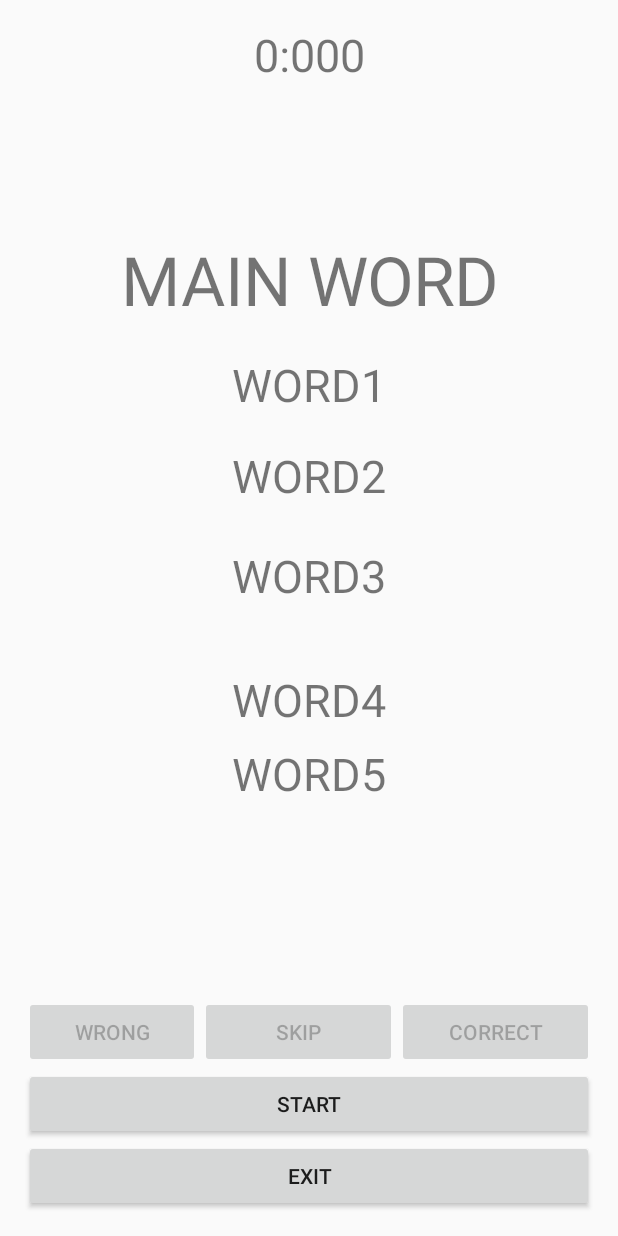
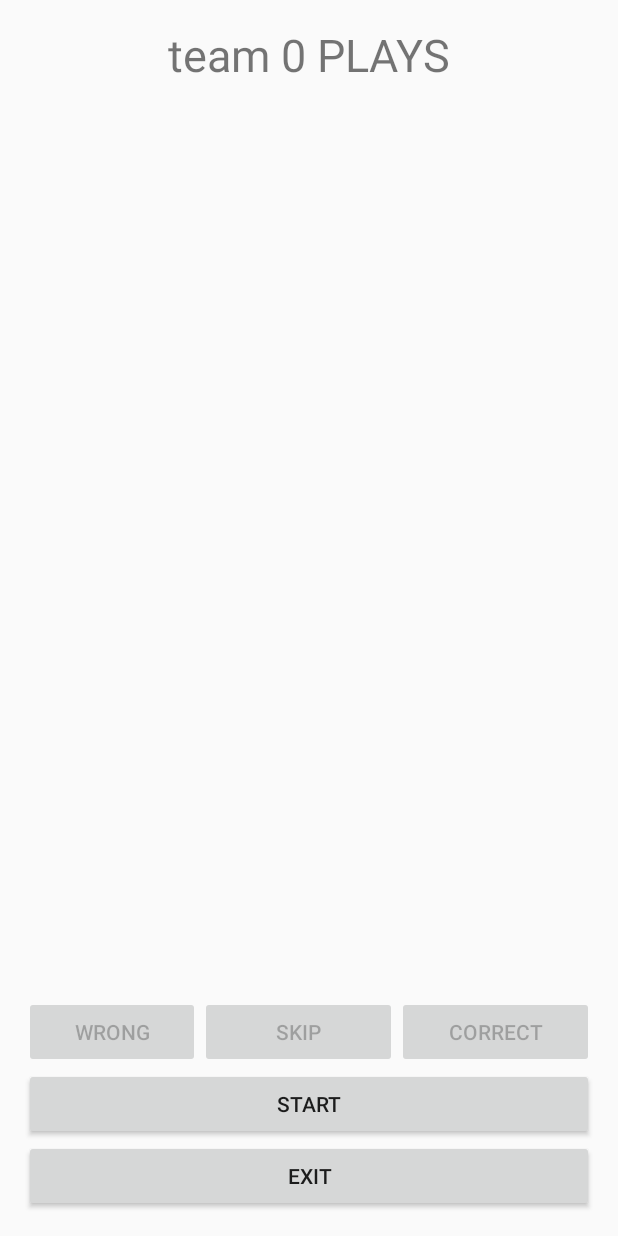
Before and after one commit to condiom/tabu, an Android app: the Game screen opened directly, with no data from a screen before it, on a phone screen of 412 x 824 dp. Run offline under Robolectric (Android 15) with nearby library versions, the phone set to English and light mode, and no system bars.

Commit message:
added team names reads and saves them in setting minor graphical changes stil needs work

```diff
--- a/app/src/main/java/tratrafe2/condiom/tambu/Game.java
+++ b/app/src/main/java/tratrafe2/condiom/tambu/Game.java
@@ -16,6 +16,7 @@ import android.widget.LinearLayout;
 import android.widget.TextView;
 
 public class Game extends Activity {
+    final int MAXTEAMS = 6;
     float sizeOfLetters;
     LinearLayout llTeamNames, llTeamScores;
     TextView timer, txt1, txt2, txt3, txt4, txt5, txtMain;
@@ -26,6 +27,7 @@ public class Game extends Activity {
     int debug = 0;
     boolean radio;
     Card[] cardArray;
+    String teamNamesStr[];
 
     @Override
     protected void onCreate(Bundle savedInstanceState) {
@@ -50,6 +52,14 @@ public class Game extends Activity {
         goal = sharedPref.getInt("goal", goal);
         rounds = sharedPref.getInt("rounds", rounds);
         radio = sharedPref.getBoolean("radio", radio);
+        teamNamesStr=new String[MAXTEAMS];
+        for(int i=0;i<MAXTEAMS;i++){
+
+          teamNamesStr[i]=sharedPref.getString("team"+i, "");
+           if(teamNamesStr[i].compareTo("")==0){
+              teamNamesStr[i]="team "+i;
+           }
+       }
     }
 
     /**
@@ -87,8 +97,14 @@ public class Game extends Activity {
         txt3.setGravity(Gravity.CENTER_HORIZONTAL);
         oldColors = txt1.getTextColors(); //save original colors
 
-        timer.setText(String.format("%d:%03d", realTime, 0));
-
+        //timer.setText(String.format("%d:%03d", realTime, 0));
+        timer.setText(teamNamesStr[0]+" PLAYS");
+        txt1.setText("");
+        txt2.setText("");
+        txt3.setText("");
+        txt4.setText("");
+        txt5.setText("");
+        txtMain.setText("");
     }
 
     /**
@@ -98,19 +114,13 @@ public class Game extends Activity {
         Scores = new int[NumOfTeams];
         teamNames = new TextView[NumOfTeams];
         teamScores = new TextView[NumOfTeams];
-        DisplayMetrics displaymetrics = new DisplayMetrics();
-        getWindowManager().getDefaultDisplay().getMetrics(displaymetrics);
-        int height = displaymetrics.heightPixels;
-        int width = displaymetrics.widthPixels;
         LinearLayout.LayoutParams lp = new LinearLayout.LayoutParams(LinearLayout.LayoutParams.WRAP_CONTENT, LinearLayout.LayoutParams.WRAP_CONTENT);
         lp.weight = 1.0f;
         lp.gravity = Gravity.CENTER_VERTICAL;
         for (int i = 0; i < NumOfTeams; i++) {
             Scores[i] = 0;
             teamNames[i] = new TextView(this);
-            teamNames[i].setText("Team " + (i + 1));
-
-
+            teamNames[i].setText(teamNamesStr[i]);
             teamScores[i] = new TextView(this);
             teamScores[i].setText(0 + "");
 
@@ -163,7 +173,7 @@ public class Game extends Activity {
 
             @Override
             public void onFinish() {
-                timer.setText("TIME'S UP\nTEAM " + (((teamPlaying + 1) % NumOfTeams) + 1) + " PLAYS");
+                timer.setText("TIME'S UP\n " + teamNamesStr[(teamPlaying + 1) % NumOfTeams] + " PLAYS");
                 btnStart.setEnabled(true);
                 btnCorrect.setEnabled(false);
                 btnWrong.setEnabled(false);
--- a/app/src/main/res/layout/activity_game.xml
+++ b/app/src/main/res/layout/activity_game.xml
@@ -21,13 +21,16 @@
             android:orientation="horizontal"
             android:layout_width="match_parent"
             android:layout_height="wrap_content"
-            android:id="@+id/llteamNames"></LinearLayout>
+            android:id="@+id/llteamNames">
+
+        </LinearLayout>
 
         <LinearLayout
             android:orientation="horizontal"
             android:layout_width="match_parent"
             android:layout_height="wrap_content"
             android:id="@+id/llteamScores">
+
 
         </LinearLayout>
 
@@ -57,7 +60,8 @@
 
             android:layout_weight="1.01"
             android:gravity="center_vertical|center_horizontal"
-            android:weightSum="1">
+
+            >
 
             <TextView
                 android:id="@+id/txtMain"
@@ -65,32 +69,24 @@
                 android:layout_height="wrap_content"
                 android:gravity="center"
                 android:text="MAIN WORD"
-                android:layout_marginBottom="19dp"
                 android:textSize="20sp"
-                android:layout_above="@+id/txt1"
-                android:layout_centerHorizontal="true" />
+                android:layout_weight="1"/>
 
             <TextView
                 android:id="@+id/txt1"
                 android:layout_width="match_parent"
                 android:layout_height="wrap_content"
-                android:layout_marginBottom="20dp"
                 android:gravity="center"
                 android:text="WORD1"
-                android:layout_above="@+id/txt2"
-                android:layout_alignLeft="@+id/txt2"
-                android:layout_alignStart="@+id/txt2" />
+                android:layout_weight="1"/>
 
             <TextView
                 android:id="@+id/txt2"
                 android:layout_width="match_parent"
                 android:layout_height="wrap_content"
-                android:layout_marginBottom="26dp"
                 android:gravity="center"
                 android:text="WORD2"
-                android:layout_above="@+id/txt3"
-                android:layout_alignLeft="@+id/txt3"
-                android:layout_alignStart="@+id/txt3" />
+                android:layout_weight="1"/>
 
             <TextView
                 android:id="@+id/txt3"
@@ -98,28 +94,23 @@
                 android:layout_height="wrap_content"
                 android:gravity="center"
                 android:text="WORD3"
-                android:layout_centerVertical="true"
-                android:layout_alignLeft="@+id/txt4"
-                android:layout_alignStart="@+id/txt4" />
+                android:layout_weight="1"/>
 
             <TextView
                 android:id="@+id/txt4"
                 android:layout_width="match_parent"
                 android:layout_height="wrap_content"
-                android:layout_below="@+id/txt3"
-                android:layout_centerHorizontal="true"
-                android:layout_marginTop="34dp"
                 android:gravity="center"
                 android:text="WORD4"
-                android:layout_weight="0.07" />
+                android:layout_weight="1"/>
 
             <TextView
                 android:text="WORD5"
                 android:layout_width="match_parent"
                 android:layout_height="wrap_content"
                 android:id="@+id/txt5"
-                android:textAlignment="center"
-                android:layout_weight="0.12" />
+                android:gravity="center"
+                android:layout_weight="1" />
         </LinearLayout>
 
         <LinearLayout
```
Also changed, not shown: app/src/main/java/tratrafe2/condiom/tambu/CheckInputs.java (deleted, +0 -56 lines), app/src/main/java/tratrafe2/condiom/tambu/Settings.java (+53 -5 lines), app/src/main/res/layout/activity_settings.xml (+9 -0 lines).
